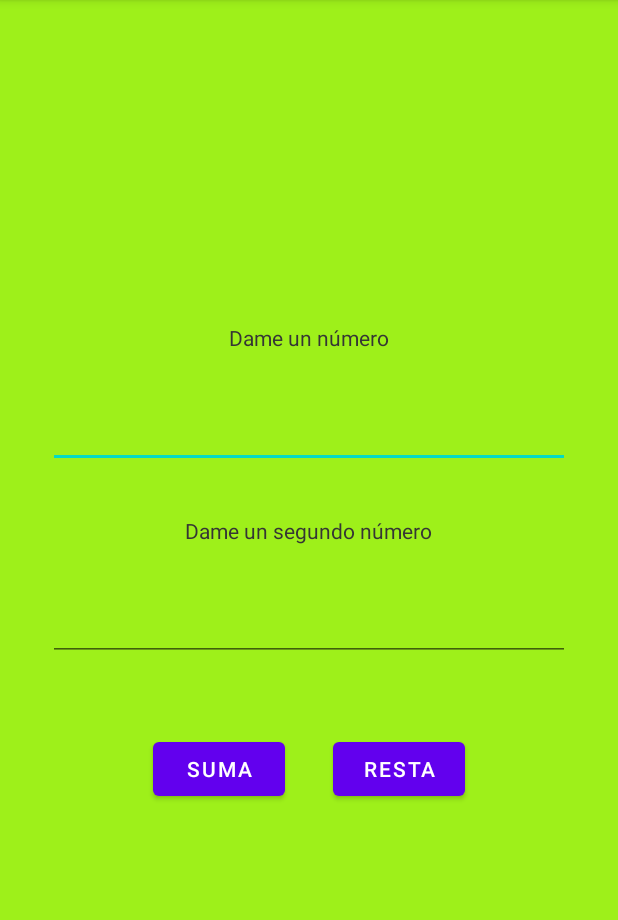
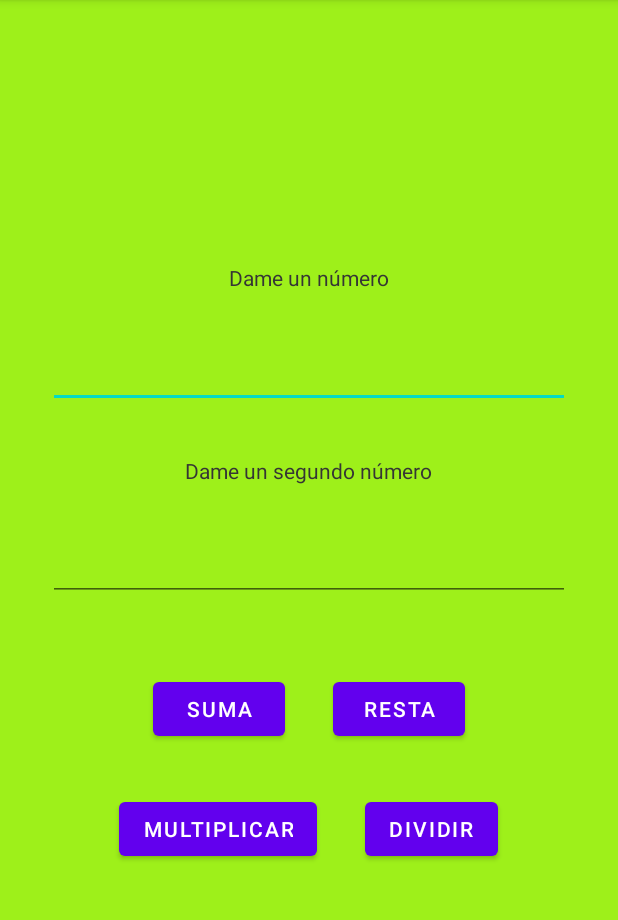
Before and after one commit to vKurama7u7v/21253_Dispositivos_Moviles, an Android app: the screen it shows after launch (MainActivity), after a tap on "SUMA", on a phone screen of 412 x 824 dp, the part 84-1004 px from its top. Run offline under Robolectric (Android 15) with nearby library versions, the phone set to English and light mode, and no system bars.

Commit message:
03 Feb 2023 19:01

```diff
--- a/LinearLayoutActivity/app/src/main/java/com/example/linearlayoutactivity/MainActivity.kt
+++ b/LinearLayoutActivity/app/src/main/java/com/example/linearlayoutactivity/MainActivity.kt
@@ -1,7 +1,10 @@
 package com.example.linearlayoutactivity
 
+import android.content.res.Configuration
 import androidx.appcompat.app.AppCompatActivity
 import android.os.Bundle
+import android.os.PersistableBundle
+import android.util.Log
 import android.view.View
 import android.widget.Button
 import android.widget.EditText
@@ -12,27 +15,67 @@ class MainActivity : AppCompatActivity(), View.OnClickListener {
 
     private var btnSuma : Button? = null
     private var btnResta : Button? = null
+    private var btnMulti : Button? = null
+    private var btnDividir : Button? = null
     private var etNumeroPrimero : EditText? = null
     private var etNumeroSegundo : EditText? = null
 
     override fun onCreate(savedInstanceState: Bundle?) {
         super.onCreate(savedInstanceState)
         setContentView(R.layout.activity_main)
-
-        btnSuma = findViewById(R.id.btnSuma)
-        btnResta = findViewById(R.id.btnResta)
-
-        btnSuma?.setOnClickListener(this)
-        btnResta?.setOnClickListener(this)
+        inicializarVistas()
+        asignarEventos()
     }
 
     override fun onClick(p0: View?) {
-        TODO("Not yet implemented")
+        // aqui entrara los click de las vistas
+        val numeroUno = etNumeroPrimero?.text.toString().toFloatOrNull()
+        val numeroDos = etNumeroSegundo?.text.toString().toFloatOrNull()
+
+        // Si los valores son null (Si los campos estan vacios)
+        if (numeroUno == null || numeroDos == null)
+            return
+
+        // De lo contrario...
+        val aritmetica = Aritmetica()
+
         when(p0?.id){
-            R.id.btnSuma -> Toast.makeText(this, "Hice click en suma", Toast.LENGTH_LONG).show()
+            R.id.btnSuma -> {
+                val suma = aritmetica.suma(numeroUno, numeroDos)
+                val msg = Mensajes("La sumatoria fue $suma", this)
+                msg.mostrarToast()
+            }
             R.id.btnResta -> {
-                Snackbar.make(p0, "Hice click en Resta", Snackbar.LENGTH_LONG).show()
+                val resta = aritmetica.resta(numeroUno, numeroDos)
+                val msg = Mensajes("La resta fue $resta", this)
+                msg.mostrarSnackbar(p0)
+            }
+            R.id.btnMulti -> {
+                val multi = aritmetica.multiplicacion(numeroUno, numeroDos)
+                val msg = Mensajes("La multiplicación fue $multi", this)
+                msg.mostrarToast()
+            }
+            R.id.btnDivision -> {
+                val division = aritmetica.division(numeroUno, numeroDos)
+                val msg = Mensajes("La division fue $division", this)
+                msg.mostrarSnackbar(p0)
             }
         }
     }
+
+    private fun inicializarVistas(){
+        btnSuma = findViewById(R.id.btnSuma)
+        btnResta = findViewById(R.id.btnResta)
+        btnMulti = findViewById(R.id.btnMulti)
+        btnDividir = findViewById(R.id.btnDivision)
+        etNumeroPrimero = findViewById(R.id.etNumeroPrimero)
+        etNumeroSegundo = findViewById(R.id.etNumeroSegundo)
+    }
+
+    private fun asignarEventos(){
+        btnSuma?.setOnClickListener(this)
+        btnResta?.setOnClickListener(this)
+        btnMulti?.setOnClickListener(this)
+        btnDividir?.setOnClickListener(this)
+    }
 }
--- a/LinearLayoutActivity/app/src/main/res/layout/activity_main.xml
+++ b/LinearLayoutActivity/app/src/main/res/layout/activity_main.xml
@@ -39,7 +39,8 @@
         android:id="@+id/etNumeroSegundo"
         android:layout_margin="32dp"
         android:layout_width="match_parent"
-        android:layout_height="wrap_content"/>
+        android:layout_height="wrap_content"
+        android:inputType="number"/>
 
     <LinearLayout
         android:layout_width="match_parent"
@@ -66,4 +67,26 @@
 
     </LinearLayout>
 
+    <LinearLayout
+        android:layout_width="match_parent"
+        android:layout_height="wrap_content"
+        android:orientation="horizontal"
+        android:gravity="center_horizontal"
+        android:layout_margin="16dp">
+
+        <Button
+            android:id="@+id/btnMulti"
+            android:layout_width="wrap_content"
+            android:layout_height="wrap_content"
+            android:text="@string/btnMulti"
+            android:layout_marginRight="16dp"/>
+
+        <Button
+            android:id="@+id/btnDivision"
+            android:layout_width="wrap_content"
+            android:layout_height="wrap_content"
+            android:layout_marginLeft="16dp"
+            android:text="@string/btnDividir" />
+    </LinearLayout>
+
 </LinearLayout>
--- a/LinearLayoutActivity/app/src/main/res/values/strings.xml
+++ b/LinearLayoutActivity/app/src/main/res/values/strings.xml
@@ -4,4 +4,6 @@
     <string name="numeroPrimero">Dame un número</string>
     <string name="btnSuma">Suma</string>
     <string name="btnResta">Resta</string>
+    <string name="btnMulti">Multiplicar</string>
+    <string name="btnDividir">Dividir</string>
 </resources>
```
Also changed, not shown: LinearLayoutActivity/app/src/main/java/com/example/linearlayoutactivity/Aritmetica.kt (added, +24 -0 lines), LinearLayoutActivity/app/src/main/java/com/example/linearlayoutactivity/Mensajes.kt (added, +16 -0 lines).
